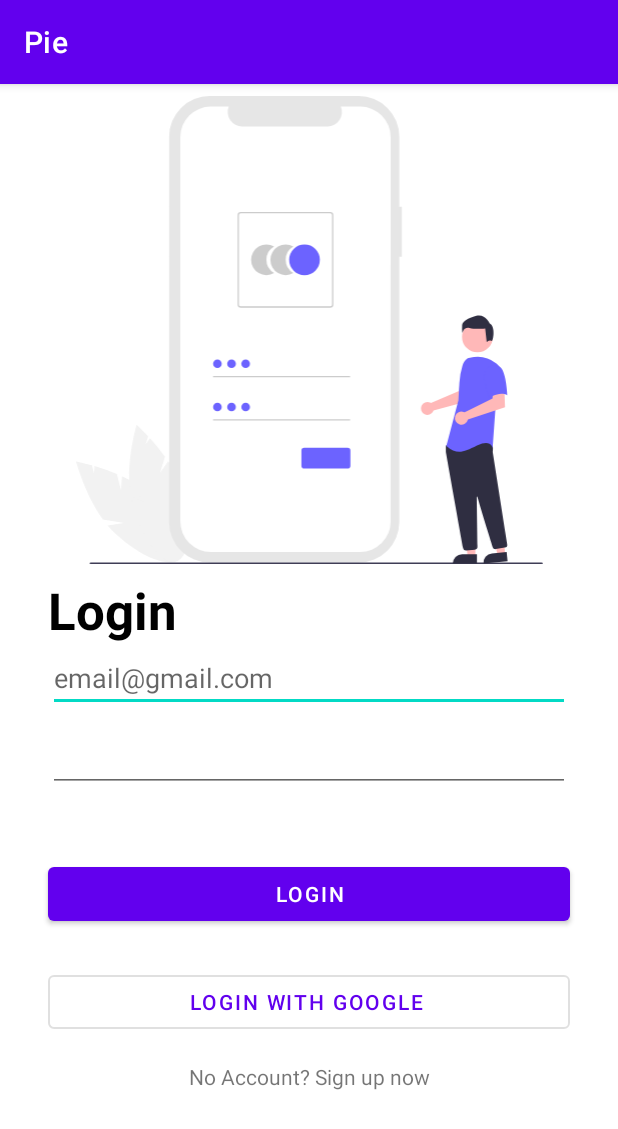
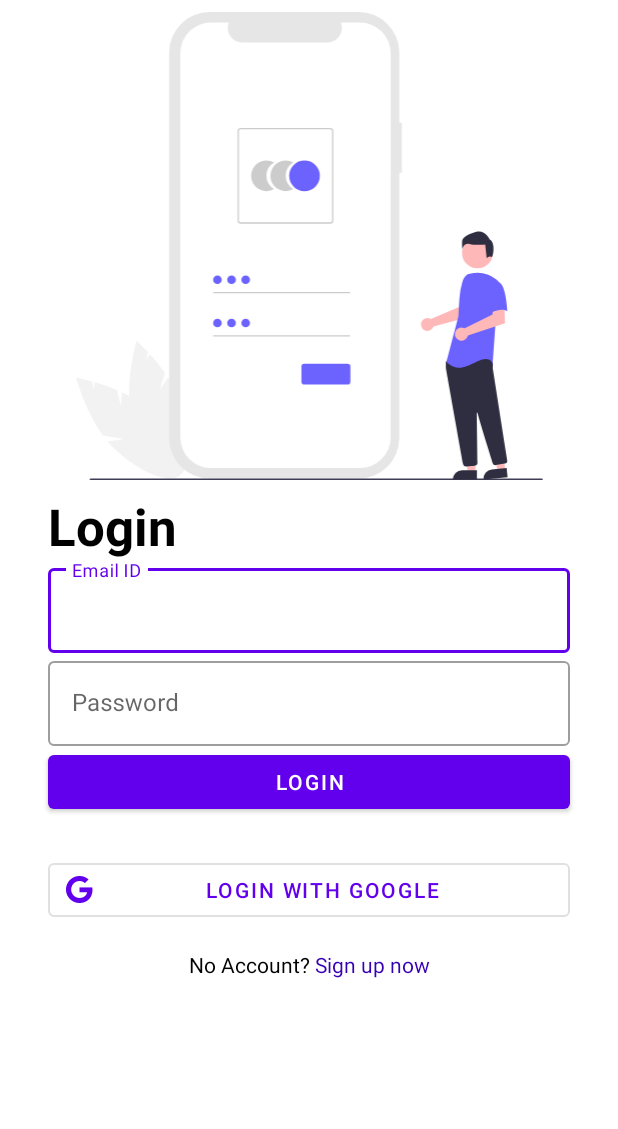
Before and after one commit to FireLord/pie, an Android app: the screen it shows after launch (LoginActivity), on a phone screen of 412 x 824 dp. Shown: the top 1129 px of the screen. Run offline under Robolectric (Android 15) with nearby library versions, the phone set to English and light mode, and no system bars; our stand-ins replace Firebase (no records; nobody signed in at launch, a user with empty details on screens opened directly), data binding.

Commit message:
Improved ui
Signed-off-by: FireLord <firelord.xda@gmail.com>

```diff
--- a/app/src/main/java/com/firelord/pie/ui/SignUpActivity.kt
+++ b/app/src/main/java/com/firelord/pie/ui/SignUpActivity.kt
@@ -40,6 +40,11 @@ class SignUpActivity : AppCompatActivity() {
         binding.btSignUp.setOnClickListener {
             //validate data
             validateData()
+        }
+
+        binding.tvBefore.setOnClickListener {
+            startActivity(Intent(this,LoginActivity::class.java))
+            finish()
         }
 
     }
--- a/app/src/main/res/layout/activity_login.xml
+++ b/app/src/main/res/layout/activity_login.xml
@@ -1,57 +1,67 @@
 <?xml version="1.0" encoding="utf-8"?>
-<layout xmlns:tools="http://schemas.android.com/tools"
-    xmlns:android="http://schemas.android.com/apk/res/android"
-    xmlns:app="http://schemas.android.com/apk/res-auto">
+<layout xmlns:android="http://schemas.android.com/apk/res/android"
+    xmlns:app="http://schemas.android.com/apk/res-auto"
+    xmlns:tools="http://schemas.android.com/tools">
+
     <androidx.constraintlayout.widget.ConstraintLayout
         android:layout_width="match_parent"
         android:layout_height="match_parent"
         tools:context=".ui.LoginActivity">
 
-    <EditText
-        android:id="@+id/etEmail"
+        <com.google.android.material.textfield.TextInputLayout
+            android:id="@+id/tfEmail"
+            style="@style/Widget.MaterialComponents.TextInputLayout.OutlinedBox"
             android:layout_width="0dp"
             android:layout_height="wrap_content"
             android:layout_marginEnd="32dp"
+            android:hint="Email ID"
+            app:layout_constraintEnd_toEndOf="@+id/imageView"
+            app:layout_constraintStart_toStartOf="@+id/textView"
+            app:layout_constraintTop_toBottomOf="@+id/textView">
+
+            <com.google.android.material.textfield.TextInputEditText
+                android:id="@+id/etEmail"
+                android:layout_width="match_parent"
+                android:layout_height="wrap_content"
                 android:ems="10"
-        android:hint="email@gmail.com"
-        android:inputType="textPersonName"
-        app:layout_constraintBottom_toBottomOf="parent"
-        app:layout_constraintEnd_toEndOf="parent"
-        app:layout_constraintHorizontal_bias="0.0"
-        app:layout_constraintStart_toStartOf="@+id/textView"
-        app:layout_constraintTop_toBottomOf="@+id/textView"
-        app:layout_constraintVertical_bias="0.0" />
+                android:inputType="textPersonName" />
+        </com.google.android.material.textfield.TextInputLayout>
 
-    <EditText
-        android:id="@+id/etPass"
+        <com.google.android.material.textfield.TextInputLayout
+            android:id="@+id/tfPass"
+            style="@style/Widget.MaterialComponents.TextInputLayout.OutlinedBox"
             android:layout_width="0dp"
             android:layout_height="wrap_content"
-        android:layout_marginTop="8dp"
+            android:hint="Password"
+            app:layout_constraintEnd_toEndOf="@+id/tfEmail"
+            app:layout_constraintStart_toStartOf="@+id/tfEmail"
+            app:layout_constraintTop_toBottomOf="@+id/tfEmail">
+
+            <com.google.android.material.textfield.TextInputEditText
+                android:id="@+id/etPass"
+                android:layout_width="match_parent"
+                android:layout_height="wrap_content"
                 android:ems="10"
-        android:inputType="textPassword"
-        app:layout_constraintEnd_toEndOf="@+id/etEmail"
-        app:layout_constraintHorizontal_bias="0.0"
-        app:layout_constraintStart_toStartOf="@+id/etEmail"
-        app:layout_constraintTop_toBottomOf="@+id/etEmail" />
+                android:inputType="textPassword" />
+        </com.google.android.material.textfield.TextInputLayout>
 
         <Button
             android:id="@+id/btLogin"
             android:layout_width="0dp"
             android:layout_height="wrap_content"
-        android:layout_marginTop="44dp"
             android:text="Login"
-        app:layout_constraintEnd_toEndOf="@+id/etPass"
-        app:layout_constraintHorizontal_bias="0.482"
-        app:layout_constraintStart_toStartOf="@+id/etPass"
-        app:layout_constraintTop_toBottomOf="@+id/etPass" />
+            app:layout_constraintEnd_toEndOf="@+id/tfPass"
+            app:layout_constraintStart_toStartOf="@+id/tfPass"
+            app:layout_constraintTop_toBottomOf="@+id/tfPass" />
 
         <Button
             android:id="@+id/btGoogle"
+            style="@style/Widget.MaterialComponents.Button.OutlinedButton.Icon"
             android:layout_width="0dp"
             android:layout_height="wrap_content"
             android:layout_marginTop="24dp"
+            app:icon="@drawable/googleg_standard_color_18"
             android:text="Login with Google"
-        style="@style/Widget.MaterialComponents.Button.OutlinedButton.Icon"
             app:layout_constraintEnd_toEndOf="@+id/btLogin"
             app:layout_constraintHorizontal_bias="0.422"
             app:layout_constraintStart_toStartOf="@+id/btLogin"
@@ -64,7 +74,8 @@
             android:layout_width="wrap_content"
             android:layout_height="wrap_content"
             android:layout_marginTop="16dp"
-        android:text="No Account? Sign up now"
+            android:text="@string/no_account_sign_up_now"
+            android:textColor="@color/black"
             app:layout_constraintEnd_toEndOf="@+id/btGoogle"
             app:layout_constraintStart_toStartOf="@+id/btGoogle"
             app:layout_constraintTop_toBottomOf="@+id/btGoogle" />
--- a/app/src/main/res/values/colors.xml
+++ b/app/src/main/res/values/colors.xml
@@ -7,4 +7,5 @@
     <color name="teal_700">#FF018786</color>
     <color name="black">#FF000000</color>
     <color name="white">#FFFFFFFF</color>
+    <color name="grey">#ccc</color>
 </resources>
--- a/app/src/main/res/values/strings.xml
+++ b/app/src/main/res/values/strings.xml
@@ -2,4 +2,7 @@
     <string name="app_name">Pie</string>
     <!-- TODO: Remove or change this placeholder text -->
     <string name="hello_blank_fragment">Hello blank fragment</string>
+    <string name="no_account_sign_up_now">No Account? <font color="#FF3700B3">Sign up now</font></string>
+    <string name="sign_up_terms">By Signing up, you\'re agree to our <font color="#FF3700B3">Terms &amp; Conditions</font> \nand <font color="#FF3700B3">Privacy Policy</font></string>
+    <string name="joined_us_before_login">Joined us before? <font color="#FF3700B3">Login</font></string>
 </resources>
--- a/app/src/main/res/values/themes.xml
+++ b/app/src/main/res/values/themes.xml
@@ -1,6 +1,6 @@
 <resources xmlns:tools="http://schemas.android.com/tools">
     <!-- Base application theme. -->
-    <style name="Theme.Pie" parent="Theme.MaterialComponents.Light.DarkActionBar">
+    <style name="Theme.Pie" parent="Theme.MaterialComponents.Light.NoActionBar">
         <!-- Primary brand color. -->
         <item name="colorPrimary">@color/purple_500</item>
         <item name="colorPrimaryVariant">@color/purple_700</item>
@@ -10,7 +10,8 @@
         <item name="colorSecondaryVariant">@color/teal_700</item>
         <item name="colorOnSecondary">@color/black</item>
         <!-- Status bar color. -->
-        <item name="android:statusBarColor" tools:targetApi="l">?attr/colorPrimaryVariant</item>
+        <item name="android:windowLightStatusBar">true</item>
+        <item name="android:statusBarColor" tools:targetApi="l">@color/white</item>
         <!-- Customize your theme here. -->
     </style>
 </resources>
```
Also changed, not shown: app/src/main/res/drawable/ic_undraw_authentication_re_svpt.xml (added, +87 -0 lines), app/src/main/res/drawable/lock.xml (added, +10 -0 lines), app/src/main/res/drawable/mail.xml (added, +10 -0 lines), app/src/main/res/layout/activity_sign_up.xml (+87 -26 lines), app/src/main/res/layout/fragment_profile.xml (+49 -6 lines). Lines whose indentation alone changed are shown as unchanged.
